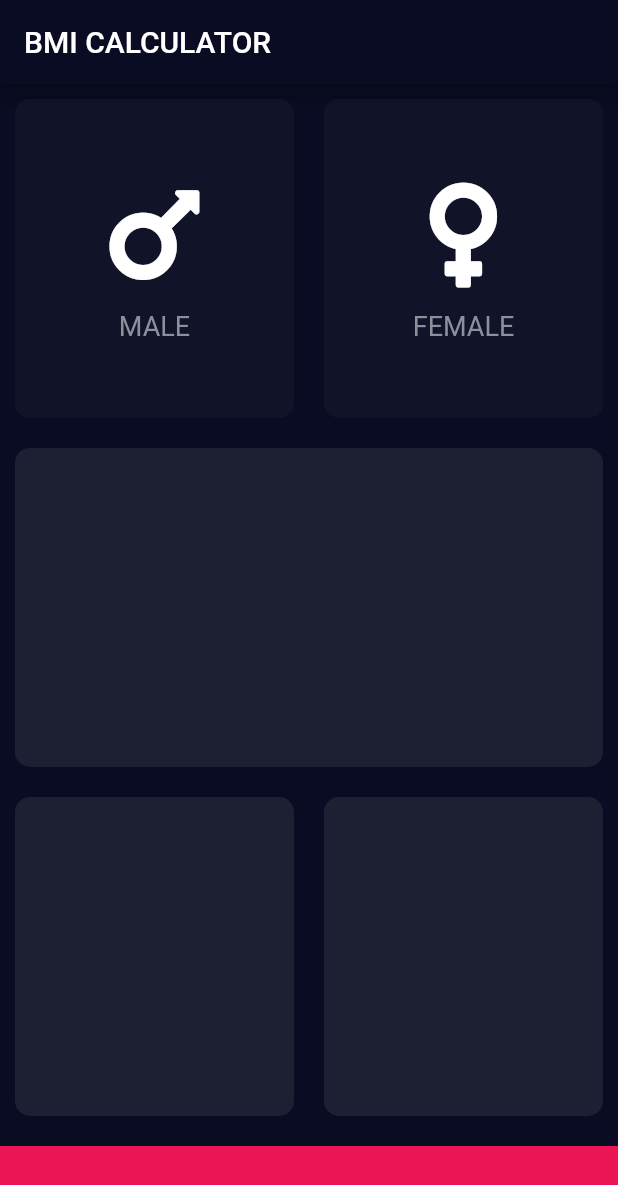
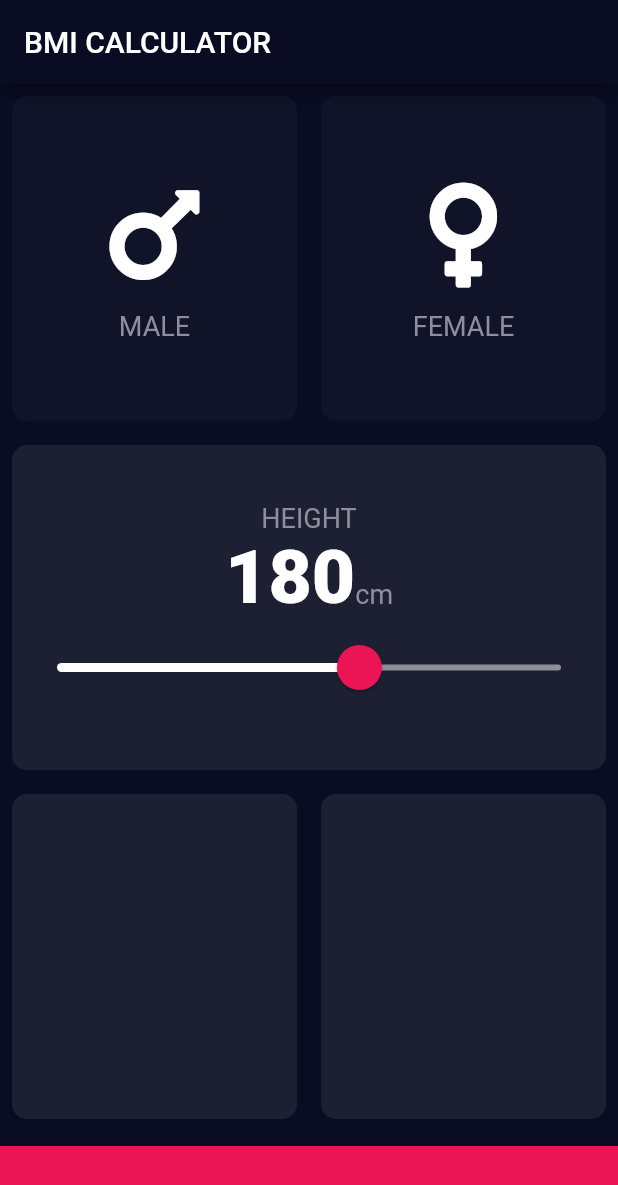
Before and after one commit to divyesh-solanki/bmi-calculator, a Flutter app: the screen it shows after launch, on a phone screen of 412 x 824 dp. Shown: the top 1185 px of the screen. Run offline on Flutter 3.47's test engine with Material 2 defaults, Android fonts, the phone set to English and light mode, and no system bars; our stand-ins replace font_awesome_flutter.

Commit message:
created slider and gave slidertheme

```diff
--- /dev/null
+++ b/lib/constants.dart
@@ -0,0 +1,14 @@
+import 'package:flutter/material.dart';
+
+const kbottomContainerHeight = 60.0;
+const kbottomContainerColor = Color(0xFFEB1555);
+const kactiveCardColor = Color(0xFF1D1F33);
+const kinactiveCardColor = Color(0xFF111328);
+const klabelTextStyle = TextStyle(
+  fontSize: 18.0,
+  color: Color(0xFF8E8E9C),
+);
+const kheavyTextStyle = TextStyle(
+  fontSize: 50,
+  fontWeight: FontWeight.w900,
+);
--- a/lib/gender_card_content.dart
+++ b/lib/gender_card_content.dart
@@ -1,8 +1,5 @@
 import 'package:flutter/material.dart';
-const genderNameStyle = TextStyle(
-  fontSize: 18.0,
-  color: Color(0xFF8E8E9C),
-);
+import 'constants.dart';
 class GenderCardContent extends StatelessWidget {
   final String genderName;
   final IconData genderIcon;
@@ -22,7 +19,7 @@ class GenderCardContent extends StatelessWidget {
         ),
         Text(
           genderName,
-          style: genderNameStyle,
+          style: klabelTextStyle,
         ),
       ],
     );
--- a/lib/input_page.dart
+++ b/lib/input_page.dart
@@ -2,11 +2,8 @@ import 'package:flutter/material.dart';
 import 'package:font_awesome_flutter/font_awesome_flutter.dart';
 import 'reusable_card.dart';
 import 'gender_card_content.dart';
+import 'constants.dart';
 
-const bottomContainerHeight = 60.0;
-const bottomContainerColor = Color(0xFFEB1555);
-const activeCardColor = Color(0xFF1D1F33);
-const inactiveCardColor = Color(0xFF111328);
 enum Gender {
   male,
   female,
@@ -19,6 +16,7 @@ class InputPage extends StatefulWidget {
 
 class _InputPageState extends State<InputPage> {
   Gender selectedGender;
+  int height = 180;
   @override
   Widget build(BuildContext context) {
     return Scaffold(
@@ -26,8 +24,10 @@ class _InputPageState extends State<InputPage> {
         title: Text('BMI CALCULATOR'),
       ),
       body: Column(
+        crossAxisAlignment: CrossAxisAlignment.stretch,
         children: <Widget>[
           Expanded(
+            flex: 3,
             child: Row(
               children: <Widget>[
                 Expanded(
@@ -39,8 +39,8 @@ class _InputPageState extends State<InputPage> {
                       });
                     },
                     colour: selectedGender == Gender.male
-                        ? activeCardColor
-                        : inactiveCardColor,
+                        ? kactiveCardColor
+                        : kinactiveCardColor,
                     cardChild: GenderCardContent(
                       genderName: 'MALE',
                       genderIcon: FontAwesomeIcons.mars,
@@ -56,8 +56,8 @@ class _InputPageState extends State<InputPage> {
                       });
                     },
                     colour: selectedGender == Gender.female
-                        ? activeCardColor
-                        : inactiveCardColor,
+                        ? kactiveCardColor
+                        : kinactiveCardColor,
                     cardChild: GenderCardContent(
                       genderName: 'FEMALE',
                       genderIcon: FontAwesomeIcons.venus,
@@ -68,25 +68,72 @@ class _InputPageState extends State<InputPage> {
             ),
           ),
           Expanded(
-            child: ReusableCard(colour: activeCardColor),
+            flex: 3,
+            child: ReusableCard(
+              colour: kactiveCardColor,
+              cardChild: Column(
+                mainAxisAlignment: MainAxisAlignment.center,
+                children: <Widget>[
+                  Text(
+                    'HEIGHT',
+                    style: klabelTextStyle,
+                  ),
+                  Row(
+                    mainAxisAlignment: MainAxisAlignment.center,
+                    crossAxisAlignment: CrossAxisAlignment.baseline,
+                    textBaseline: TextBaseline.alphabetic,
+                    children: <Widget>[
+                      Text(
+                        height.toString(),
+                        style: kheavyTextStyle,
+                      ),
+                      Text(
+                        'cm',
+                        style: klabelTextStyle,
+                      ),
+                    ],
+                  ),
+                  SliderTheme(
+                    data: SliderTheme.of(context).copyWith(
+                      thumbShape: RoundSliderThumbShape(enabledThumbRadius: 15),
+                      overlayShape: RoundSliderOverlayShape(overlayRadius: 30),
+                      overlayColor: Color(0x29EB1555),
+                      thumbColor: Color(0xFFEB1555),
+                      activeTrackColor: Colors.white,
+                      inactiveTrackColor: Color(0xFF8D8E98),
+                    ),
+                    child: Slider(
+                        value: height.toDouble(),
+                        min: 120,
+                        max: 220,
+                        onChanged: (double newValue) {
+                          setState(() {
+                            height = newValue.round();
+                          });
+                        }),
+                  )
+                ],
+              ),
+            ),
           ),
           Expanded(
+            flex: 3,
             child: Row(
               children: <Widget>[
                 Expanded(
-                  child: ReusableCard(colour: activeCardColor),
+                  child: ReusableCard(colour: kactiveCardColor),
                 ),
                 Expanded(
-                  child: ReusableCard(colour: activeCardColor),
+                  child: ReusableCard(colour: kactiveCardColor),
                 ),
               ],
             ),
           ),
           Container(
-            height: bottomContainerHeight,
+            height: kbottomContainerHeight,
             width: double.infinity,
             margin: EdgeInsets.only(top: 10),
-            color: bottomContainerColor,
+            color: kbottomContainerColor,
           ),
         ],
       ),
--- a/lib/reusable_card.dart
+++ b/lib/reusable_card.dart
@@ -11,7 +11,7 @@ class ReusableCard extends StatelessWidget {
       onTap: onPress,
       child: Container(
         child: cardChild,
-        margin: EdgeInsets.all(10.0),
+        margin: EdgeInsets.all(8.0),
         decoration: BoxDecoration(
           color: colour,
           borderRadius: BorderRadius.circular(10.0),
```
